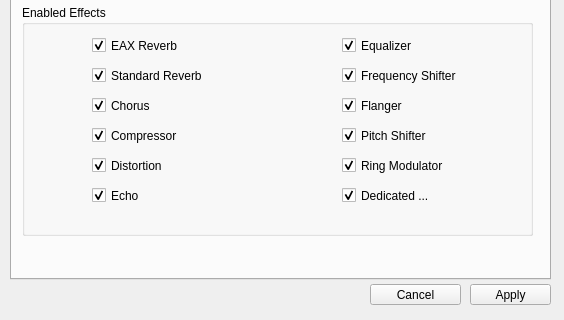
This is utils/alsoft-config/mainwindow.ui in kcat/openal-soft as Qt 5 draws it before an edit; both pictures show x 0 to 564 and y 140 to 460 of the 564 by 460 pixel window. The edited form follows.
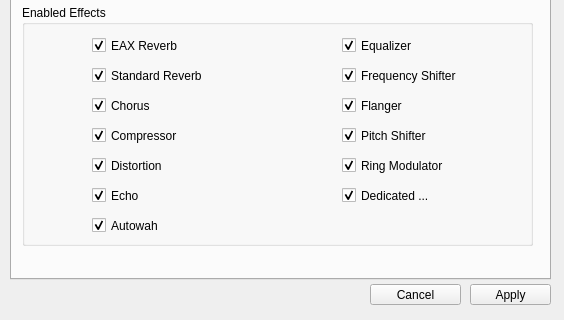
This is the edited form. The open tabs and pages were chosen to show the change. Icons and pictures are not drawn.

Commit message: Alsoft-config: Add autowah effect

What changed in the file:
```diff
--- a/utils/alsoft-config/mainwindow.ui
+++ b/utils/alsoft-config/mainwindow.ui
@@ -1933,7 +1933,7 @@
         <x>10</x>
         <y>100</y>
         <width>511</width>
-        <height>231</height>
+        <height>241</height>
        </rect>
       </property>
       <property name="toolTip">
@@ -2140,6 +2140,22 @@
         <bool>true</bool>
        </property>
       </widget>
+      <widget class="QCheckBox" name="enableAutowahCheck">
+       <property name="geometry">
+        <rect>
+         <x>70</x>
+         <y>210</y>
+         <width>131</width>
+         <height>21</height>
+        </rect>
+       </property>
+       <property name="text">
+        <string>Autowah</string>
+       </property>
+       <property name="checked">
+        <bool>true</bool>
+       </property>
+      </widget>
      </widget>
      <widget class="QLabel" name="label_13">
       <property name="geometry">
```
Left out of the diff: 12 changed lines with no effect on the pictures. The commit also changes 2 other files.
